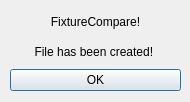
Qt form csvdialog.ui (themattkerr/FixtureCompare) before a commit.
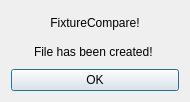
The same form after that commit. Icons and pictures are not drawn.

What changed in the file:
```diff
--- a/csvdialog.ui
+++ b/csvdialog.ui
@@ -23,15 +23,6 @@
    <iconset resource="images.qrc">
     <normaloff>:/New folder/ColorSource-PAR_72.jpg</normaloff>:/New folder/ColorSource-PAR_72.jpg</iconset>
   </property>
-  <widget class="QWidget" name="verticalLayoutWidget">
-   <property name="geometry">
-    <rect>
-     <x>10</x>
-     <y>10</y>
-     <width>171</width>
-     <height>81</height>
-    </rect>
-   </property>
    <layout class="QVBoxLayout" name="verticalLayout">
     <item>
      <widget class="QLabel" name="label">
@@ -61,7 +52,6 @@
      </widget>
     </item>
    </layout>
-  </widget>
  </widget>
  <resources>
   <include location="images.qrc"/>
```
Lines whose indentation alone changed are shown as unchanged.
